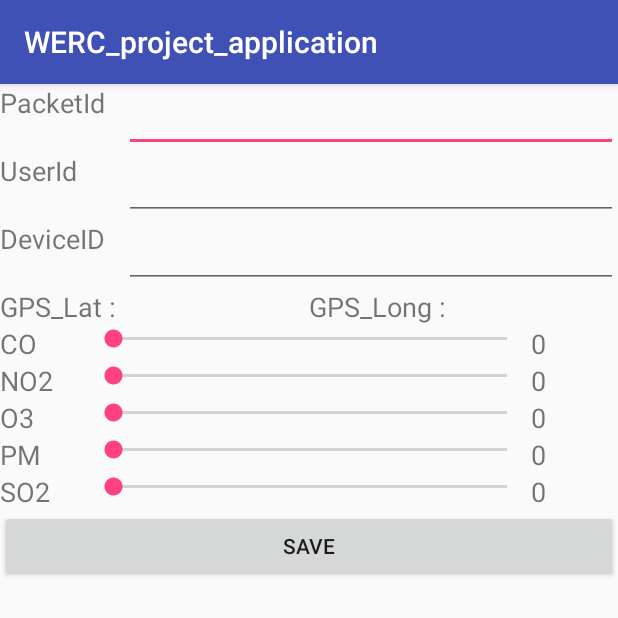
After one commit to CheonJinPark/WERC_project_application, an Android app: the CustomDPmakerActivity screen opened directly, with no data from a screen before it, on a phone screen of 412 x 824 dp, the top half of it. The commit adds this screen. Run offline under Robolectric (Android 15) with nearby library versions, the phone set to English and light mode, and no system bars; 2 statements that could not run were skipped.

Commit message:
I made the custom DP maker Activity as what we talked using seekbar there are little problem
1. Datapoint has Lat and Long as long type(it should double)

2. I used the function that get current time as millisec for time

3. I do not know about UserId and deviceId and PacketId so I just let u can enter all of them you can set default text in the EditText if you want

```diff
--- /dev/null
+++ b/app/src/main/java/uconn/werc_project_application/CustomDPmakerActivity.java
@@ -0,0 +1,268 @@
+package uconn.werc_project_application;
+
+import android.Manifest;
+import android.content.pm.PackageManager;
+import android.graphics.Color;
+import android.location.Location;
+import android.support.v4.app.ActivityCompat;
+import android.support.v7.app.AppCompatActivity;
+import android.os.Bundle;
+import android.util.Log;
+import android.view.View;
+import android.widget.Button;
+import android.widget.EditText;
+import android.widget.SeekBar;
+import android.widget.TextView;
+import android.widget.Toast;
+
+import com.google.android.gms.location.FusedLocationProviderClient;
+import com.google.android.gms.location.LocationRequest;
+import com.google.android.gms.location.LocationServices;
+import com.google.android.gms.tasks.OnSuccessListener;
+
+import java.nio.channels.SelectionKey;
+import java.text.SimpleDateFormat;
+import java.util.Date;
+
+import uconn.werc_project_application.data.Datapoint;
+
+public class CustomDPmakerActivity extends AppCompatActivity {
+
+    private EditText PacketId_Edit, UserId_Edit, Device_Edit;
+    private TextView CO_textview, NO2_textview, O3_textview, PM_textview, SO2_textview;
+    private SeekBar CO_seekbar, NO2_seekbar, O3_seekbar, PM_seekbar, SO2_seekbar;
+    private Button save_btn;
+    private TextView GPS_Lat_textview, GPS_Long_textview;
+    int REQUEST_LOCATION = 2;
+
+
+    @Override
+    protected void onCreate(Bundle savedInstanceState) {
+        super.onCreate(savedInstanceState);
+        setContentView(R.layout.activity_custom_dpmaker);
+
+        initialviews();
+        initial_seekbar();
+        initial_GPSs();
+        initial_Button();
+
+
+    }
+
+    void initialviews() {
+        PacketId_Edit = (EditText) findViewById(R.id.CDP_PacketId_Edit);
+        UserId_Edit = (EditText) findViewById(R.id.CDP_UderID_Edit);
+        Device_Edit = (EditText) findViewById(R.id.CDP_DeviceID_Edit);
+        CO_textview = (TextView) findViewById(R.id.CDP_CO_value_textview);
+        CO_seekbar = (SeekBar) findViewById(R.id.CDP_CO_SeekBar);
+        NO2_textview = (TextView) findViewById(R.id.CDP_NO2_value_textview);
+        NO2_seekbar = (SeekBar) findViewById(R.id.CDP_NO2_SeekBar);
+        O3_seekbar = (SeekBar) findViewById(R.id.CDP_O3_SeekBar);
+        O3_textview = (TextView) findViewById(R.id.CDP_O3_value_textview);
+        PM_seekbar = (SeekBar) findViewById(R.id.CDP_PM_SeekBar);
+        PM_textview = (TextView) findViewById(R.id.CDP_PM_value_textview);
+        SO2_seekbar = (SeekBar) findViewById(R.id.CDP_SO2_SeekBar);
+        SO2_textview = (TextView) findViewById(R.id.CDP_SO2_value_textview);
+        save_btn = (Button) findViewById(R.id.CDP_SAVE_Button);
+        GPS_Lat_textview = (TextView) findViewById(R.id.CDP_GPS_Lat_textview);
+        GPS_Long_textview = (TextView) findViewById(R.id.CDP_GPS_Long_textview);
+
+    }
+
+    void initial_seekbar() {
+        CO_seekbar.setOnSeekBarChangeListener(new SeekBar.OnSeekBarChangeListener() {
+            @Override
+            public void onProgressChanged(SeekBar seekBar, int progress, boolean fromUser) {
+                CO_textview.setText(Integer.toString(progress));
+                CO_textview.setTextColor(Color.parseColor(getTextColor(progress)));
+            }
+
+            @Override
+            public void onStartTrackingTouch(SeekBar seekBar) {
+
+            }
+
+            @Override
+            public void onStopTrackingTouch(SeekBar seekBar) {
+
+            }
+        });
+        NO2_seekbar.setOnSeekBarChangeListener(new SeekBar.OnSeekBarChangeListener() {
+            @Override
+            public void onProgressChanged(SeekBar seekBar, int progress, boolean fromUser) {
+                NO2_textview.setText(Integer.toString(progress));
+                NO2_textview.setTextColor(Color.parseColor(getTextColor(progress)));
+            }
+
+            @Override
+            public void onStartTrackingTouch(SeekBar seekBar) {
+
+            }
+
+            @Override
+            public void onStopTrackingTouch(SeekBar seekBar) {
+
+            }
+        });
+        O3_seekbar.setOnSeekBarChangeListener(new SeekBar.OnSeekBarChangeListener() {
+            @Override
+            public void onProgressChanged(SeekBar seekBar, int progress, boolean fromUser) {
+                O3_textview.setText(Integer.toString(progress));
+                O3_textview.setTextColor(Color.parseColor(getTextColor(progress)));
+            }
+
+            @Override
+            public void onStartTrackingTouch(SeekBar seekBar) {
+
+            }
+
+            @Override
+            public void onStopTrackingTouch(SeekBar seekBar) {
+
+            }
+        });
+        PM_seekbar.setOnSeekBarChangeListener(new SeekBar.OnSeekBarChangeListener() {
+            @Override
+            public void onProgressChanged(SeekBar seekBar, int progress, boolean fromUser) {
+                PM_textview.setText(Integer.toString(progress));
+                PM_textview.setTextColor(Color.parseColor(getTextColor(progress)));
+            }
+
+            @Override
+            public void onStartTrackingTouch(SeekBar seekBar) {
+
+            }
+
+            @Override
+            public void onStopTrackingTouch(SeekBar seekBar) {
+
+            }
+        });
+        SO2_seekbar.setOnSeekBarChangeListener(new SeekBar.OnSeekBarChangeListener() {
+            @Override
+            public void onProgressChanged(SeekBar seekBar, int progress, boolean fromUser) {
+                SO2_textview.setText(Integer.toString(progress));
+                SO2_textview.setTextColor(Color.parseColor(getTextColor(progress)));
+            }
+
+            @Override
+            public void onStartTrackingTouch(SeekBar seekBar) {
+
+            }
+
+            @Override
+            public void onStopTrackingTouch(SeekBar seekBar) {
+
+            }
+        });
+    }
+
+    public String getTextColor(int value) {
+        final String SAFE_COLOUR = "#7CFC00";
+        final String MODERATE_COLOUR = "#FFFF00";
+        final String USG_COLOUR = "#FF8C00";
+        final String UNHEALTHY_COLOUR = "#000080";
+        final String VERY_UNHEALTHY_COLOUR = "#4B0082";
+        final String HAZARDOUS_COLOUR = "#FF0000";
+
+        if (value >= 0 && value <= 50) {
+            return SAFE_COLOUR;
+        }
+        if (value >= 51 && value <= 100) {
+            return MODERATE_COLOUR;
+        }
+        if (value >= 101 && value <= 150) {
+            return USG_COLOUR;
+        }
+        if (value >= 151 && value <= 200) {
+            return UNHEALTHY_COLOUR;
+        }
+        if (value >= 201 && value <= 300) {
+            return VERY_UNHEALTHY_COLOUR;
+        }
+        return HAZARDOUS_COLOUR;
+    }
+
+    public void initial_GPSs() {
+
+        FusedLocationProviderClient mFusedLocationClient = LocationServices.getFusedLocationProviderClient(this);
+
+        Toast.makeText(getApplicationContext(),"after get provider",Toast.LENGTH_LONG);
+        Log.d("JIN","LOCATION SERVICE IS OK" );
+        if (ActivityCompat.checkSelfPermission(this, Manifest.permission.ACCESS_FINE_LOCATION)
+                != PackageManager.PERMISSION_GRANTED) {
+            // Check Permissions Now
+            Log.d("JIN","CHECKING PERMSSION" );
+
+
+            // Check Permissions Now
+            ActivityCompat.requestPermissions(this,
+                    new String[]{Manifest.permission.ACCESS_FINE_LOCATION},
+                    REQUEST_LOCATION);
+            Log.d("JIN","Request Permission" );
+        }
+        else {
+            // permission has been granted, continue as usual
+            Log.d("JIN","Permission os granted" );
+
+        }
+
+        mFusedLocationClient.getLastLocation().addOnSuccessListener(this, new OnSuccessListener<Location>() {
+            @Override
+            public void onSuccess(Location location) {
+                // Got last known location. In some rare situations this can be null.
+                if (location != null) {
+                    Toast.makeText(getApplicationContext(), "Location Acquired", Toast.LENGTH_LONG).show();
+                    GPS_Lat_textview.setText(Double.toString(location.getLatitude()));
+                    GPS_Long_textview.setText(Double.toString(location.getLongitude()));
+                } else {
+                    Toast.makeText(getApplicationContext(), "No location", Toast.LENGTH_LONG).show();
+                }
+            }
+        });
+    }
+    public void initial_Button(){
+
+        //get time function
+        final long now = System.currentTimeMillis();
+
+
+        save_btn.setOnClickListener(new View.OnClickListener() {
+            @Override
+            public void onClick(View v) {
+                Datapoint datapoint = new Datapoint();
+                datapoint.setPacketId(PacketId_Edit.getText().toString());
+                datapoint.setUserId(UserId_Edit.getText().toString());
+                datapoint.setDeviceId(Device_Edit.getText().toString());
+                datapoint.setTime(now);
+
+                //Here is a problem the lat and long should be double not long
+                //if u fix long to double then u can use this method
+               //datapoint.setGps_lat(Double.parseDouble(GPS_Lat_textview.getText().toString()));
+               //datapoint.setGps_long(Double.parseDouble(GPS_Long_textview.getText().toString()));
+                datapoint.setSensor_co(Long.parseLong(CO_textview.getText().toString()));
+                datapoint.setSensor_no2(Long.parseLong(NO2_textview.getText().toString()));
+                datapoint.setSensor_o3(Long.parseLong(O3_textview.getText().toString()));
+                datapoint.setSensor_pm(Long.parseLong(PM_textview.getText().toString()));
+                datapoint.setSensor_so2(Long.parseLong(SO2_textview.getText().toString()));
+
+                //check how does it work
+                Log.d("JIN","Start Checking" );
+                Log.d("JIN, PacketID",PacketId_Edit.getText().toString());
+                Log.d("JIN, UserID",UserId_Edit.getText().toString() );
+                Log.d("JIN, DeviceID",Device_Edit.getText().toString() );
+                Log.d("JIN, Time",Long.toString(now) );
+                Log.d("JIN, GPS_Lat",GPS_Lat_textview.getText().toString() );
+                Log.d("JIN, GPS_long",GPS_Long_textview.getText().toString() );
+                Log.d("JIN, CO",CO_textview.getText().toString());
+                Log.d("JIN, NO2",NO2_textview.getText().toString() );
+                Log.d("JIN, O3",O3_textview.getText().toString());
+                Log.d("JIN, PM",PM_textview.getText().toString());
+                Log.d("JIN, SO2",SO2_textview.getText().toString());
+
+
+                //part to save data to server ****
+            }
+        });
+    }
+}
--- /dev/null
+++ b/app/src/main/res/layout/activity_custom_dpmaker.xml
@@ -0,0 +1,213 @@
+<?xml version="1.0" encoding="utf-8"?>
+<android.support.constraint.ConstraintLayout xmlns:android="http://schemas.android.com/apk/res/android"
+    xmlns:app="http://schemas.android.com/apk/res-auto"
+    xmlns:tools="http://schemas.android.com/tools"
+    android:layout_width="match_parent"
+    android:layout_height="match_parent"
+    tools:context="uconn.werc_project_application.CustomDPmakerActivity"
+    android:orientation="vertical">
+
+    <LinearLayout
+        android:layout_width="match_parent"
+        android:layout_height="wrap_content"
+        android:orientation="vertical">
+        <LinearLayout
+            android:layout_width="match_parent"
+            android:layout_height="wrap_content">
+            <TextView
+                android:text="PacketId"
+                android:layout_width="match_parent"
+                android:layout_height="match_parent"
+                android:layout_weight="4"
+                android:textSize="18dp"/>
+            <EditText
+                android:id="@+id/CDP_PacketId_Edit"
+                android:layout_width="match_parent"
+                android:layout_height="wrap_content"
+                android:layout_weight="1"/>
+
+        </LinearLayout>
+
+        <LinearLayout
+            android:layout_width="match_parent"
+            android:layout_height="wrap_content">
+            <TextView
+                android:text="UserId"
+                android:layout_width="match_parent"
+                android:layout_height="match_parent"
+                android:layout_weight="4"
+                android:textSize="18dp"/>
+            <EditText
+                android:id="@+id/CDP_UderID_Edit"
+                android:layout_width="match_parent"
+                android:layout_height="wrap_content"
+                android:layout_weight="1"/>
+
+        </LinearLayout>
+
+        <LinearLayout
+            android:layout_width="match_parent"
+            android:layout_height="wrap_content">
+            <TextView
+                android:text="DeviceID"
+                android:layout_width="match_parent"
+                android:layout_height="match_parent"
+                android:layout_weight="4"
+                android:textSize="18dp"/>
+            <EditText
+                android:id="@+id/CDP_DeviceID_Edit"
+                android:layout_width="match_parent"
+                android:layout_height="wrap_content"
+                android:layout_weight="1"/>
+
+        </LinearLayout>
+
+        <LinearLayout
+            android:layout_width="match_parent"
+            android:layout_height="wrap_content">
+            <TextView
+                android:id="@+id/CDP_GPS_Lat_textview"
+                android:text="GPS_Lat : "
+                android:layout_width="match_parent"
+                android:layout_height="wrap_content"
+                android:layout_weight="1"
+                android:textSize="18dp"/>
+            <TextView
+                android:id="@+id/CDP_GPS_Long_textview"
+                android:text="GPS_Long : "
+                android:layout_width="match_parent"
+                android:layout_height="wrap_content"
+                android:layout_weight="1"
+                android:textSize="18dp"/>
+        </LinearLayout>
+        <LinearLayout
+            android:layout_width="match_parent"
+            android:layout_height="wrap_content">
+            <TextView
+                android:text="CO"
+                android:layout_width="match_parent"
+                android:layout_height="wrap_content"
+                android:layout_weight="3"
+                android:textSize="18dp"/>
+            <SeekBar
+                android:id="@+id/CDP_CO_SeekBar"
+                android:layout_width="match_parent"
+                android:layout_height="wrap_content"
+                android:layout_weight="1"
+                android:max="310"
+                android:progress="0"/>
+            <TextView
+                android:id="@+id/CDP_CO_value_textview"
+                android:layout_width="match_parent"
+                android:layout_height="wrap_content"
+                android:layout_weight="3"
+                android:textSize="18dp"
+                android:text="0"/>
+        </LinearLayout>
+        <LinearLayout
+            android:layout_width="match_parent"
+            android:layout_height="wrap_content">
+            <TextView
+                android:text="NO2"
+                android:layout_width="match_parent"
+                android:layout_height="wrap_content"
+                android:layout_weight="3"
+                android:textSize="18dp"/>
+            <SeekBar
+                android:id="@+id/CDP_NO2_SeekBar"
+                android:layout_width="match_parent"
+                android:layout_height="wrap_content"
+                android:layout_weight="1"
+                android:max="310"
+                android:progress="0"/>
+            <TextView
+                android:id="@+id/CDP_NO2_value_textview"
+                android:layout_width="match_parent"
+                android:layout_height="wrap_content"
+                android:layout_weight="3"
+                android:textSize="18dp"
+                android:text="0"/>
+        </LinearLayout>
+        <LinearLayout
+            android:layout_width="match_parent"
+            android:layout_height="wrap_content">
+            <TextView
+                android:text="O3"
+                android:layout_width="match_parent"
+                android:layout_height="wrap_content"
+                android:layout_weight="3"
+                android:textSize="18dp"/>
+            <SeekBar
+                android:id="@+id/CDP_O3_SeekBar"
+                android:layout_width="match_parent"
+                android:layout_height="wrap_content"
+                android:layout_weight="1"
+                android:max="310"
+                android:progress="0"/>
+            <TextView
+                android:id="@+id/CDP_O3_value_textview"
+                android:layout_width="match_parent"
+                android:layout_height="wrap_content"
+                android:layout_weight="3"
+                android:textSize="18dp"
+                android:text="0"/>
+        </LinearLayout>
+        <LinearLayout
+            android:layout_width="match_parent"
+            android:layout_height="wrap_content">
+            <TextView
+                android:text="PM"
+                android:layout_width="match_parent"
+                android:layout_height="wrap_content"
+                android:layout_weight="3"
+                android:textSize="18dp"/>
+            <SeekBar
+                android:id="@+id/CDP_PM_SeekBar"
+                android:layout_width="match_parent"
+                android:layout_height="wrap_content"
+                android:layout_weight="1"
+                android:max="310"
+                android:progress="0"/>
+            <TextView
+                android:id="@+id/CDP_PM_value_textview"
+                android:layout_width="match_parent"
+                android:layout_height="wrap_content"
+                android:layout_weight="3"
+                android:textSize="18dp"
+                android:text="0"/>
+        </LinearLayout>
+        <LinearLayout
+            android:layout_width="match_parent"
+            android:layout_height="wrap_content">
+            <TextView
+                android:text="SO2"
+                android:layout_width="match_parent"
+                android:layout_height="wrap_content"
+                android:layout_weight="3"
+                android:textSize="18dp"/>
+            <SeekBar
+                android:id="@+id/CDP_SO2_SeekBar"
+                android:layout_width="match_parent"
+                android:layout_height="wrap_content"
+                android:layout_weight="1"
+                android:max="310"
+                android:progress="0"/>
+            <TextView
+                android:id="@+id/CDP_SO2_value_textview"
+                android:layout_width="match_parent"
+                android:layout_height="wrap_content"
+                android:layout_weight="3"
+                android:textSize="18dp"
+                android:text="0"/>
+        </LinearLayout>
+
+       <Button
+           android:id="@+id/CDP_SAVE_Button"
+           android:text="SAVE"
+           android:layout_width="match_parent"
+           android:layout_height="match_parent" />
+    </LinearLayout>
+
+
+
+</android.support.constraint.ConstraintLayout>
```
Also changed, not shown: app/src/main/AndroidManifest.xml (+18 -17 lines), app/src/main/java/com/Information/Information.java (+131 -4 lines), app/src/main/java/uconn/werc_project_application/GPS.java (+23 -0 lines), app/src/main/java/uconn/werc_project_application/MainActivity.java (+9 -0 lines), app/src/main/java/uconn/werc_project_application/MapsActivity.java (+16 -4 lines), app/src/main/res/layout/activity_main.xml (+29 -15 lines).
